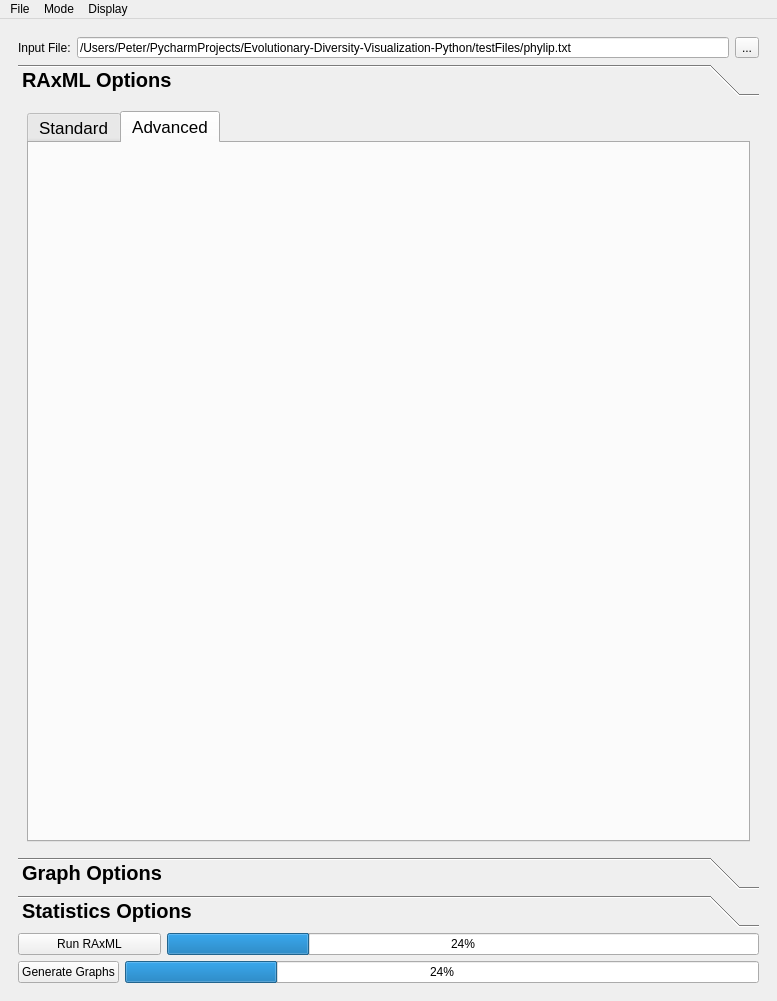
Old version of the form gui_layout.ui in the repository PeterDulworth/PhyloVis.
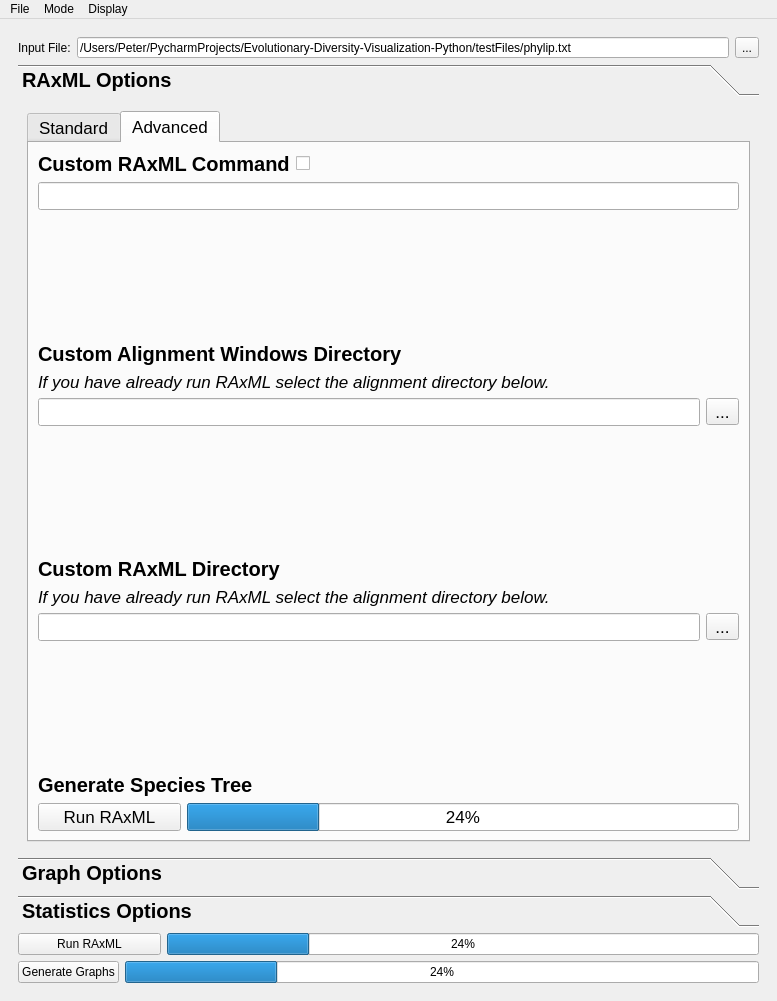
New version of the form.

Commit message: added advanced tab to raxml

Diff of the .ui file:
```diff
--- a/gui_layout.ui
+++ b/gui_layout.ui
@@ -631,6 +631,212 @@
                  <attribute name="title">
                   <string>Advanced</string>
                  </attribute>
+                 <layout class="QVBoxLayout" name="verticalLayout_3">
+                  <item>
+                   <layout class="QHBoxLayout" name="horizontalLayout_9">
+                    <item>
+                     <widget class="QLabel" name="label_4">
+                      <property name="font">
+                       <font>
+                        <pointsize>15</pointsize>
+                        <weight>75</weight>
+                        <bold>true</bold>
+                       </font>
+                      </property>
+                      <property name="text">
+                       <string>Custom RAxML Command</string>
+                      </property>
+                     </widget>
+                    </item>
+                    <item>
+                     <widget class="QCheckBox" name="checkBox">
+                      <property name="text">
+                       <string/>
+                      </property>
+                     </widget>
+                    </item>
+                    <item>
+                     <spacer name="horizontalSpacer_5">
+                      <property name="orientation">
+                       <enum>Qt::Horizontal</enum>
+                      </property>
+                      <property name="sizeHint" stdset="0">
+                       <size>
+                        <width>40</width>
+                        <height>20</height>
+                       </size>
+                      </property>
+                     </spacer>
+                    </item>
+                   </layout>
+                  </item>
+                  <item>
+                   <widget class="QLineEdit" name="lineEdit"/>
+                  </item>
+                  <item>
+                   <spacer name="verticalSpacer_5">
+                    <property name="orientation">
+                     <enum>Qt::Vertical</enum>
+                    </property>
+                    <property name="sizeHint" stdset="0">
+                     <size>
+                      <width>20</width>
+                      <height>40</height>
+                     </size>
+                    </property>
+                   </spacer>
+                  </item>
+                  <item>
+                   <widget class="QLabel" name="label_5">
+                    <property name="font">
+                     <font>
+                      <pointsize>15</pointsize>
+                      <weight>75</weight>
+                      <bold>true</bold>
+                     </font>
+                    </property>
+                    <property name="text">
+                     <string>Custom Alignment Windows Directory</string>
+                    </property>
+                   </widget>
+                  </item>
+                  <item>
+                   <widget class="QLabel" name="label_6">
+                    <property name="font">
+                     <font>
+                      <italic>true</italic>
+                     </font>
+                    </property>
+                    <property name="text">
+                     <string>If you have already run RAxML select the alignment directory below.</string>
+                    </property>
+                   </widget>
+                  </item>
+                  <item>
+                   <layout class="QHBoxLayout" name="horizontalLayout_7">
+                    <item>
+                     <widget class="QLineEdit" name="lineEdit_2"/>
+                    </item>
+                    <item>
+                     <widget class="QToolButton" name="toolButton">
+                      <property name="text">
+                       <string>...</string>
+                      </property>
+                     </widget>
+                    </item>
+                   </layout>
+                  </item>
+                  <item>
+                   <spacer name="verticalSpacer_6">
+                    <property name="orientation">
+                     <enum>Qt::Vertical</enum>
+                    </property>
+                    <property name="sizeHint" stdset="0">
+                     <size>
+                      <width>20</width>
+                      <height>40</height>
+                     </size>
+                    </property>
+                   </spacer>
+                  </item>
+                  <item>
+                   <widget class="QLabel" name="label_7">
+                    <property name="font">
+                     <font>
+                      <pointsize>15</pointsize>
+                      <weight>75</weight>
+                      <bold>true</bold>
+                     </font>
+                    </property>
+                    <property name="text">
+                     <string>Custom RAxML Directory</string>
+                    </property>
+                   </widget>
+                  </item>
+                  <item>
+                   <widget class="QLabel" name="label_8">
+                    <property name="font">
+                     <font>
+                      <italic>true</italic>
+                     </font>
+                    </property>
+                    <property name="text">
+                     <string>If you have already run RAxML select the alignment directory below.</string>
+                    </property>
+                   </widget>
+                  </item>
+                  <item>
+                   <layout class="QHBoxLayout" name="horizontalLayout_6">
+                    <item>
+                     <widget class="QLineEdit" name="lineEdit_3"/>
+                    </item>
+                    <item>
+                     <widget class="QToolButton" name="toolButton_2">
+                      <property name="text">
+                       <string>...</string>
+                      </property>
+                     </widget>
+                    </item>
+                   </layout>
+                  </item>
+                  <item>
+                   <spacer name="verticalSpacer_7">
+                    <property name="orientation">
+                     <enum>Qt::Vertical</enum>
+                    </property>
+                    <property name="sizeHint" stdset="0">
+                     <size>
+                      <width>20</width>
+                      <height>40</height>
+                     </size>
+                    </property>
+                   </spacer>
+                  </item>
+                  <item>
+                   <widget class="QLabel" name="label_9">
+                    <property name="font">
+                     <font>
+                      <pointsize>15</pointsize>
+                      <weight>75</weight>
+                      <bold>true</bold>
+                     </font>
+                    </property>
+                    <property name="text">
+                     <string>Generate Species Tree</string>
+                    </property>
+                   </widget>
+                  </item>
+                  <item>
+                   <layout class="QHBoxLayout" name="runRaxmlHL_2">
+                    <item>
+                     <widget class="QPushButton" name="runBtn_2">
+                      <property name="minimumSize">
+                       <size>
+                        <width>143</width>
+                        <height>0</height>
+                       </size>
+                      </property>
+                      <property name="focusPolicy">
+                       <enum>Qt::NoFocus</enum>
+                      </property>
+                      <property name="text">
+                       <string>Run RAxML</string>
+                      </property>
+                     </widget>
+                    </item>
+                    <item>
+                     <widget class="QProgressBar" name="progressBar_2">
+                      <property name="value">
+                       <number>24</number>
+                      </property>
+                      <property name="invertedAppearance">
+                       <bool>false</bool>
+                      </property>
+                     </widget>
+                    </item>
+                   </layout>
+                  </item>
+                 </layout>
                 </widget>
                </widget>
               </item>
```
Left out of the diff: 13 changed lines with no effect on the pictures. The commit also changes 1 other file.
